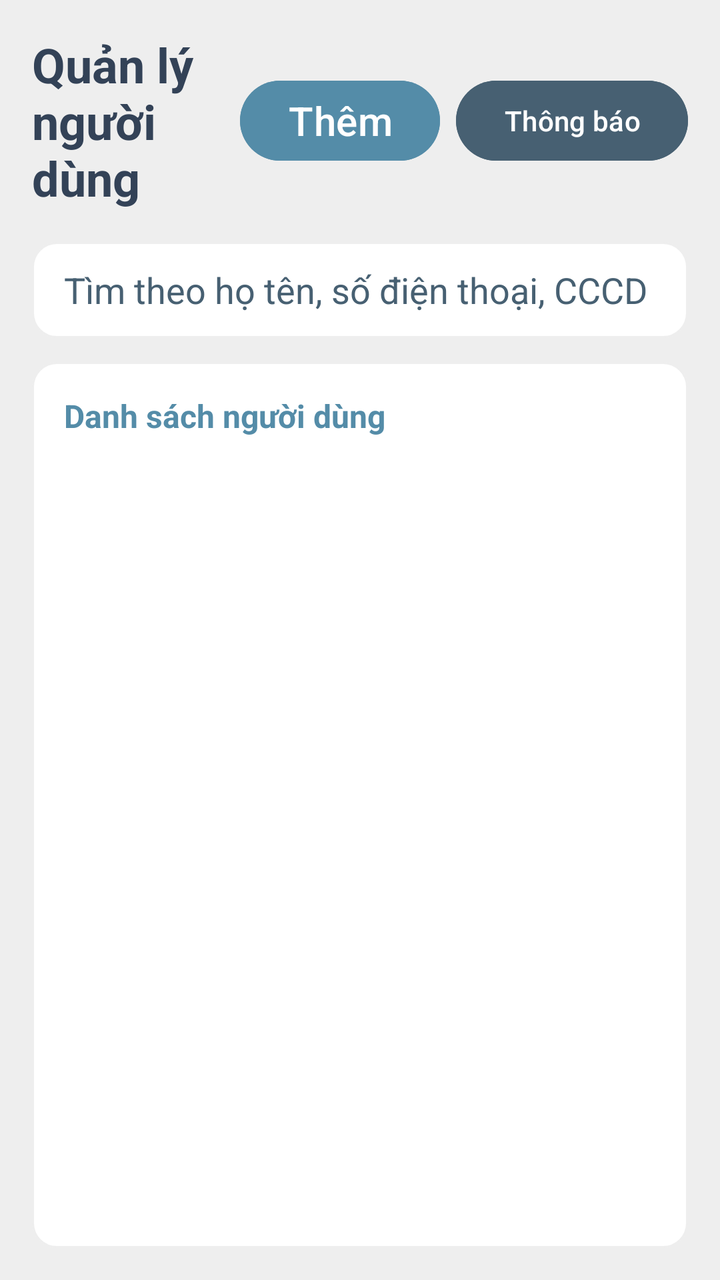
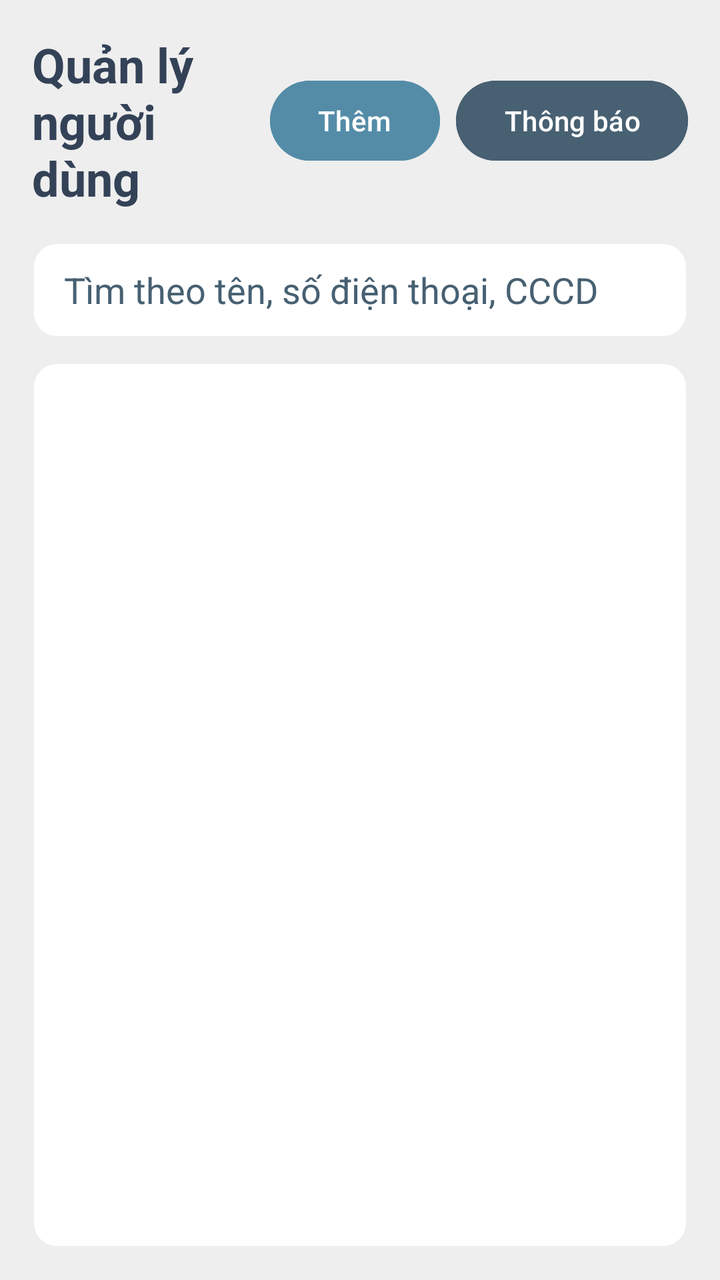

Two renders of the same Android screen: before a commit and after it. Below are the layout's source before the change and the commit's diff.
<!-- AndroidManifest.xml: application theme Theme.Rentaly_Management -->
<!-- res/layout/fragment_user_manage.xml -->
<?xml version="1.0" encoding="utf-8"?>
<FrameLayout xmlns:android="http://schemas.android.com/apk/res/android"
    xmlns:tools="http://schemas.android.com/tools"
    android:layout_width="match_parent"
    android:layout_height="match_parent"
    android:background="@color/background"
    tools:context=".Fragment.UserManageFragment">

    <LinearLayout
        android:layout_width="match_parent"
        android:layout_height="match_parent"
        android:orientation="vertical"
        android:padding="16dp">

        <LinearLayout
            android:layout_width="match_parent"
            android:layout_height="wrap_content"
            android:gravity="center_vertical"
            android:orientation="horizontal">

            <TextView
                android:id="@+id/textView5"
                android:layout_width="0dp"
                android:layout_height="wrap_content"
                android:layout_weight="1"
                android:text="Quản lý người dùng"
                android:textColor="@color/dark_navy"
                android:textSize="24sp"
                android:textStyle="bold" />

            <Button
                android:id="@+id/button3"
                android:layout_width="wrap_content"
                android:layout_height="48dp"
                android:layout_marginStart="12dp"
                android:backgroundTint="@color/primary"
                android:minHeight="48dp"
                android:minWidth="48dp"
                android:text="Thêm"
                android:textColor="@color/white"
                android:textSize="20sp"
                android:contentDescription="Thêm người dùng" />
            <Button
                android:id="@+id/user_announcements"
                android:layout_width="wrap_content"
                android:layout_height="48dp"
                android:layout_marginStart="8dp"
                android:backgroundTint="@color/secondary"
                android:minHeight="48dp"
                android:minWidth="48dp"
                android:text="Thông báo"
                android:textColor="@color/white" />
        </LinearLayout>

        <EditText
            android:id="@+id/user_search"
            android:layout_width="match_parent"
            android:layout_height="wrap_content"
            android:layout_marginTop="16dp"
            android:background="@drawable/user_detail_card"
            android:hint="Tìm theo họ tên, số điện thoại, CCCD"
            android:inputType="text"
            android:minHeight="48dp"
            android:paddingStart="16dp"
            android:paddingEnd="16dp"
            android:singleLine="true"
            android:textColor="@color/dark_navy"
            android:textColorHint="@color/secondary" />

        <ProgressBar
            android:id="@+id/user_loading"
            android:layout_width="wrap_content"
            android:layout_height="wrap_content"
            android:layout_gravity="center"
            android:layout_marginTop="12dp"
            android:contentDescription="Đang tải danh sách người dùng"
            android:visibility="gone" />

        <LinearLayout
            android:layout_width="match_parent"
            android:layout_height="0dp"
            android:layout_marginTop="12dp"
            android:layout_weight="1"
            android:background="@drawable/user_detail_card"
            android:clipToOutline="true"
            android:orientation="vertical"
            android:padding="16dp">

            <TextView
                android:id="@+id/textView7"
                android:layout_width="match_parent"
                android:layout_height="wrap_content"
                android:layout_marginBottom="12dp"
                android:text="Danh sách người dùng"
                android:textColor="@color/primary"
                android:textSize="16sp"
                android:textStyle="bold" />

            <ListView
                android:id="@+id/user_list"
                android:layout_width="match_parent"
                android:layout_height="0dp"
                android:layout_weight="1"
                android:divider="@color/background"
                android:dividerHeight="8dp"
                android:footerDividersEnabled="false"
                android:headerDividersEnabled="false" />
        </LinearLayout>

        <LinearLayout
            android:id="@+id/user_detail_form"
            android:layout_width="match_parent"
            android:layout_height="wrap_content"
            android:layout_marginTop="12dp"
            android:background="@drawable/user_detail_card"
            android:orientation="vertical"
            android:padding="16dp"
            android:visibility="gone">

            <TextView
                android:id="@+id/user_detail"
                android:layout_width="match_parent"
                android:layout_height="wrap_content"
                android:textColor="@color/dark_navy"
                android:textSize="15sp" />

            <Spinner
                android:id="@+id/user_role"
                android:layout_width="match_parent"
                android:layout_height="wrap_content"
                android:layout_marginTop="12dp"
                android:minHeight="48dp" />

            <Button
                android:id="@+id/user_role_update"
                android:layout_width="match_parent"
                android:layout_height="wrap_content"
                android:layout_marginTop="12dp"
                android:backgroundTint="@color/primary"
                android:minHeight="48dp"
                android:text="Cập nhật vai trò"
                android:textColor="@color/white" />

            <Button
                android:id="@+id/user_delete"
                android:layout_width="match_parent"
                android:layout_height="wrap_content"
                android:layout_marginTop="8dp"
                android:backgroundTint="@color/secondary"
                android:minHeight="48dp"
                android:text="Xóa người thuê"
                android:textColor="@color/white" />
        </LinearLayout>

    </LinearLayout>
</FrameLayout>
<!-- resources referenced by this layout -->
<resources>
  <color name="background">#EEEEEE</color>
  <color name="dark_navy">#334257</color>
  <color name="primary">#548CA8</color>
  <color name="secondary">#476072</color>
  <color name="white">#FFFFFFFF</color>
  <!-- drawable user_detail_card (drawable) -->
  <?xml version="1.0" encoding="utf-8"?>
  <shape xmlns:android="http://schemas.android.com/apk/res/android" android:shape="rectangle">
      <solid android:color="@color/white" />
      <corners android:radius="12dp" />
      <stroke android:width="1dp" android:color="@color/background" />
  </shape>
  <style name="Theme.Rentaly_Management" parent="Base.Theme.Rentaly_Management" />
  <style name="Base.Theme.Rentaly_Management" parent="Theme.Material3.DayNight.NoActionBar">
          
          
      </style>
</resources>

<!-- the commit's change to res/layout/fragment_user_manage.xml (unified diff, before → after) -->
@@ -15,11 +15,9 @@
         <LinearLayout
             android:layout_width="match_parent"
             android:layout_height="wrap_content"
-            android:gravity="center_vertical"
-            android:orientation="horizontal">
+            android:gravity="center_vertical">
 
             <TextView
-                android:id="@+id/textView5"
                 android:layout_width="0dp"
                 android:layout_height="wrap_content"
                 android:layout_weight="1"
@@ -32,21 +30,18 @@
                 android:id="@+id/button3"
                 android:layout_width="wrap_content"
                 android:layout_height="48dp"
-                android:layout_marginStart="12dp"
                 android:backgroundTint="@color/primary"
-                android:minHeight="48dp"
                 android:minWidth="48dp"
                 android:text="Thêm"
                 android:textColor="@color/white"
-                android:textSize="20sp"
                 android:contentDescription="Thêm người dùng" />
+
             <Button
                 android:id="@+id/user_announcements"
                 android:layout_width="wrap_content"
                 android:layout_height="48dp"
                 android:layout_marginStart="8dp"
                 android:backgroundTint="@color/secondary"
-                android:minHeight="48dp"
                 android:minWidth="48dp"
                 android:text="Thông báo"
                 android:textColor="@color/white" />
@@ -58,7 +53,7 @@
             android:layout_height="wrap_content"
             android:layout_marginTop="16dp"
             android:background="@drawable/user_detail_card"
-            android:hint="Tìm theo họ tên, số điện thoại, CCCD"
+            android:hint="Tìm theo tên, số điện thoại, CCCD"
             android:inputType="text"
             android:minHeight="48dp"
             android:paddingStart="16dp"
@@ -67,14 +62,52 @@
             android:textColor="@color/dark_navy"
             android:textColorHint="@color/secondary" />
 
+        <TextView
+            android:id="@+id/user_result_count"
+            android:layout_width="match_parent"
+            android:layout_height="wrap_content"
+            android:layout_marginTop="12dp"
+            android:textColor="@color/secondary"
+            android:textSize="14sp"
+            android:visibility="gone" />
+
         <ProgressBar
             android:id="@+id/user_loading"
             android:layout_width="wrap_content"
             android:layout_height="wrap_content"
             android:layout_gravity="center"
-            android:layout_marginTop="12dp"
+            android:layout_marginTop="16dp"
             android:contentDescription="Đang tải danh sách người dùng"
             android:visibility="gone" />
+
+        <LinearLayout
+            android:id="@+id/user_state"
+            android:layout_width="match_parent"
+            android:layout_height="wrap_content"
+            android:layout_marginTop="16dp"
+            android:background="@drawable/user_detail_card"
+            android:gravity="center"
+            android:orientation="vertical"
+            android:padding="24dp"
+            android:visibility="gone">
+
+            <TextView
+                android:id="@+id/user_state_message"
+                android:layout_width="match_parent"
+                android:layout_height="wrap_content"
+                android:gravity="center"
+                android:textColor="@color/secondary"
+                android:textSize="15sp" />
+
+            <Button
+                android:id="@+id/user_state_action"
+                android:layout_width="wrap_content"
+                android:layout_height="48dp"
+                android:layout_marginTop="12dp"
+                android:backgroundTint="@color/primary"
+                android:textColor="@color/white"
+                android:visibility="gone" />
+        </LinearLayout>
 
         <LinearLayout
             android:layout_width="match_parent"
@@ -84,73 +117,16 @@
             android:background="@drawable/user_detail_card"
             android:clipToOutline="true"
             android:orientation="vertical"
-            android:padding="16dp">
-
-            <TextView
-                android:id="@+id/textView7"
-                android:layout_width="match_parent"
-                android:layout_height="wrap_content"
-                android:layout_marginBottom="12dp"
-                android:text="Danh sách người dùng"
-                android:textColor="@color/primary"
-                android:textSize="16sp"
-                android:textStyle="bold" />
+            android:padding="12dp">
 
             <ListView
                 android:id="@+id/user_list"
                 android:layout_width="match_parent"
-                android:layout_height="0dp"
-                android:layout_weight="1"
-                android:divider="@color/background"
+                android:layout_height="match_parent"
+                android:divider="@android:color/transparent"
                 android:dividerHeight="8dp"
                 android:footerDividersEnabled="false"
                 android:headerDividersEnabled="false" />
         </LinearLayout>
-
-        <LinearLayout
-            android:id="@+id/user_detail_form"
-            android:layout_width="match_parent"
-            android:layout_height="wrap_content"
-            android:layout_marginTop="12dp"
-            android:background="@drawable/user_detail_card"
-            android:orientation="vertical"
-            android:padding="16dp"
-            android:visibility="gone">
-
-            <TextView
-                android:id="@+id/user_detail"
-                android:layout_width="match_parent"
-                android:layout_height="wrap_content"
-                android:textColor="@color/dark_navy"
-                android:textSize="15sp" />
-
-            <Spinner
-                android:id="@+id/user_role"
-                android:layout_width="match_parent"
-                android:layout_height="wrap_content"
-                android:layout_marginTop="12dp"
-                android:minHeight="48dp" />
-
-            <Button
-                android:id="@+id/user_role_update"
-                android:layout_width="match_parent"
-                android:layout_height="wrap_content"
-                android:layout_marginTop="12dp"
-                android:backgroundTint="@color/primary"
-                android:minHeight="48dp"
-                android:text="Cập nhật vai trò"
-                android:textColor="@color/white" />
-
-            <Button
-                android:id="@+id/user_delete"
-                android:layout_width="match_parent"
-                android:layout_height="wrap_content"
-                android:layout_marginTop="8dp"
-                android:backgroundTint="@color/secondary"
-                android:minHeight="48dp"
-                android:text="Xóa người thuê"
-                android:textColor="@color/white" />
-        </LinearLayout>
-
     </LinearLayout>
 </FrameLayout>
